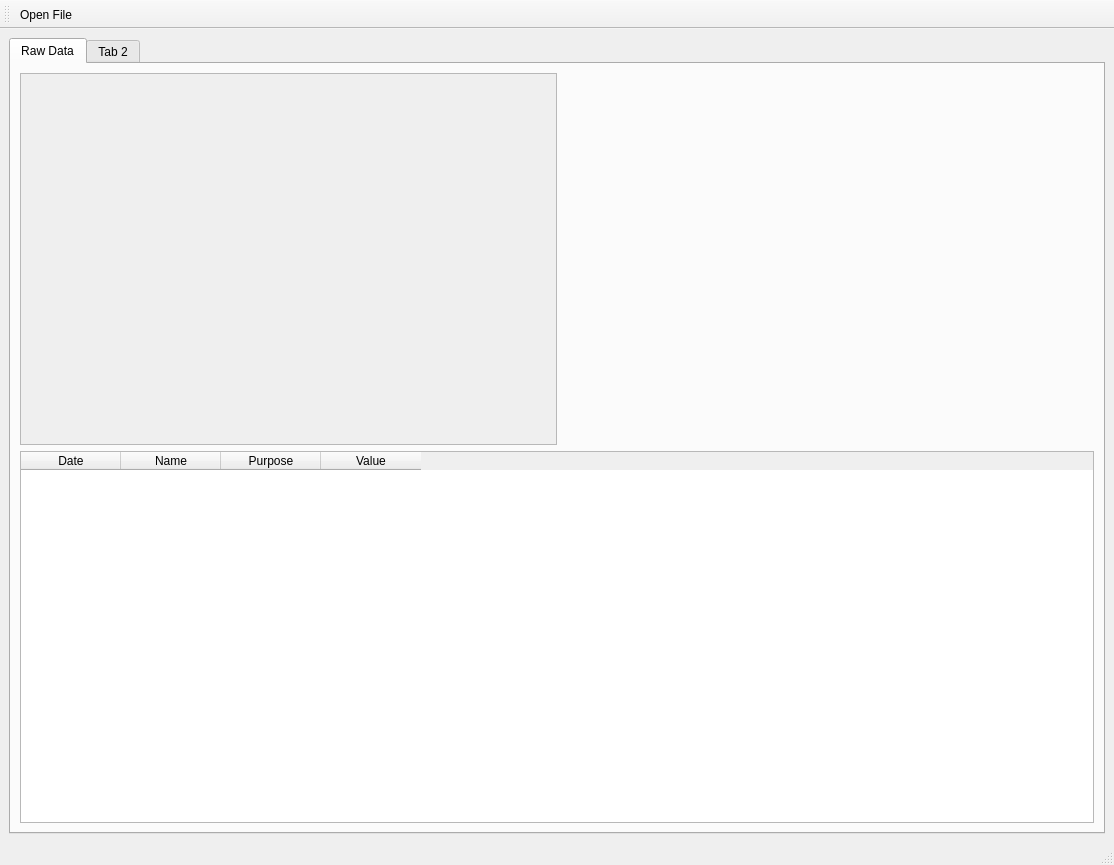
Above: ui/mainwindow.ui from a1rw4lk/sskmAnalyser before the change. Below: the same form after it.
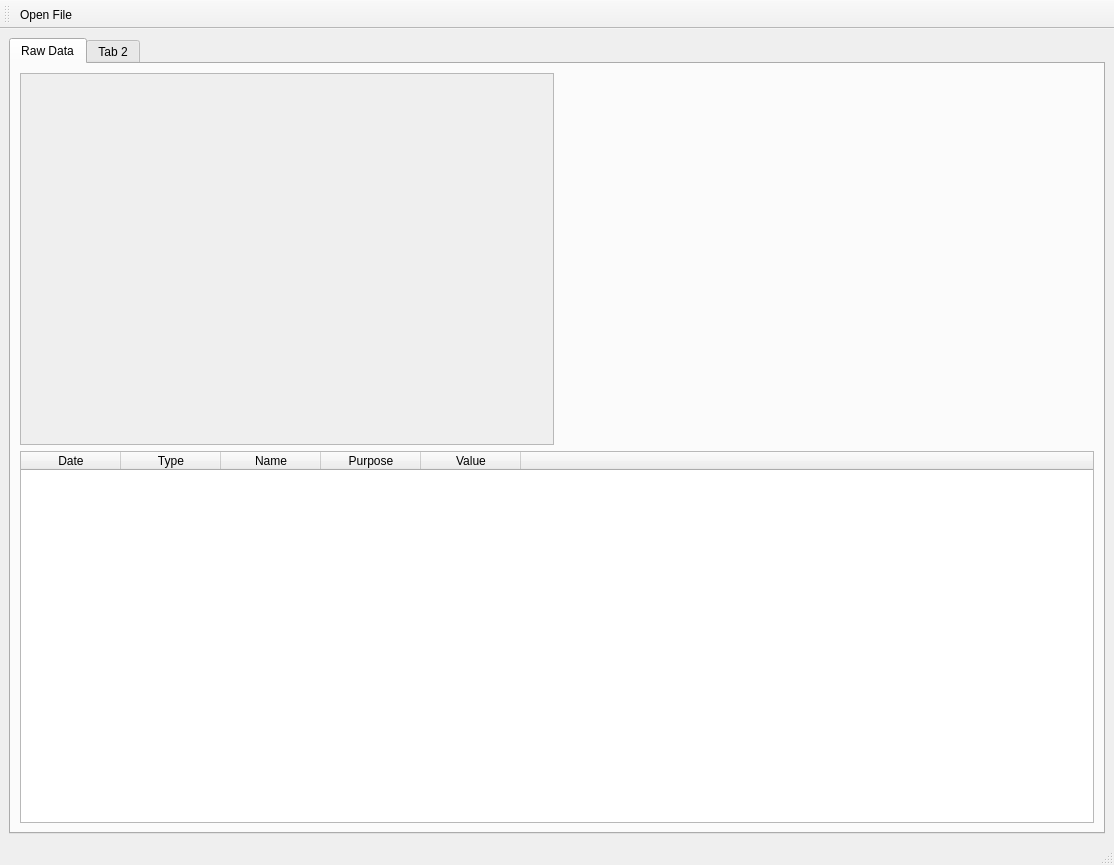
That is the form after the change.

Commit message: Basic parsing Adds basic parsing functionality - adds a parser to parse csv files into a custom class - adds a table widget to display booking data - adds a some other widgets as placeholders

```diff
--- a/ui/mainwindow.ui
+++ b/ui/mainwindow.ui
@@ -49,27 +49,35 @@
                </widget>
               </item>
               <item>
-               <spacer name="horizontalSpacer">
-                <property name="orientation">
-                 <enum>Qt::Horizontal</enum>
+               <widget class="QWidget" name="plotPlaceholder" native="true">
+                <property name="sizePolicy">
+                 <sizepolicy hsizetype="Expanding" vsizetype="Expanding">
+                  <horstretch>0</horstretch>
+                  <verstretch>0</verstretch>
+                 </sizepolicy>
                 </property>
-                <property name="sizeHint" stdset="0">
-                 <size>
-                  <width>40</width>
-                  <height>20</height>
-                 </size>
-                </property>
-               </spacer>
+               </widget>
               </item>
              </layout>
             </item>
             <item>
              <widget class="QTableWidget" name="dataTable">
+              <attribute name="horizontalHeaderStretchLastSection">
+               <bool>true</bool>
+              </attribute>
+              <attribute name="verticalHeaderStretchLastSection">
+               <bool>true</bool>
+              </attribute>
               <column>
                <property name="text">
                 <string>Date</string>
                </property>
               </column>
+              <column>
+               <property name="text">
+                <string>Type</string>
+               </property>
+              </column>
               <column>
                <property name="text">
                 <string>Name</string>
@@ -85,6 +93,11 @@
                 <string>Value</string>
                </property>
               </column>
+              <column>
+               <property name="text">
+                <string/>
+               </property>
+              </column>
              </widget>
             </item>
            </layout>
```
Left out of the diff: 2 changed lines with no effect on the pictures. The commit also changes 6 other files.
